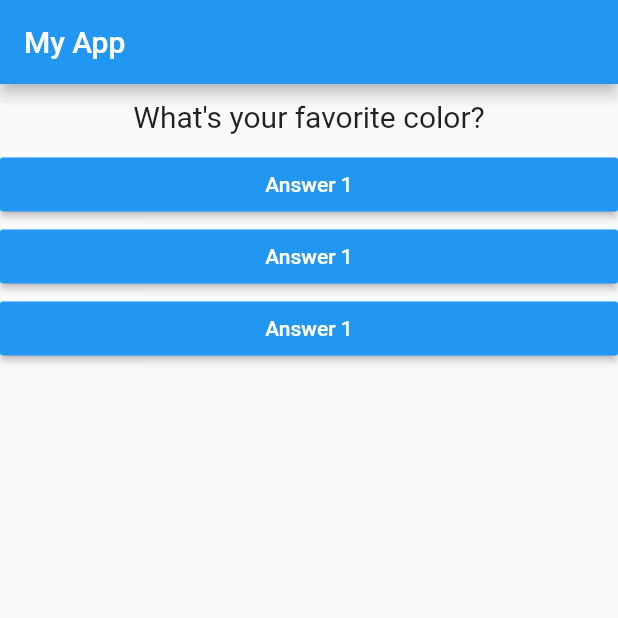
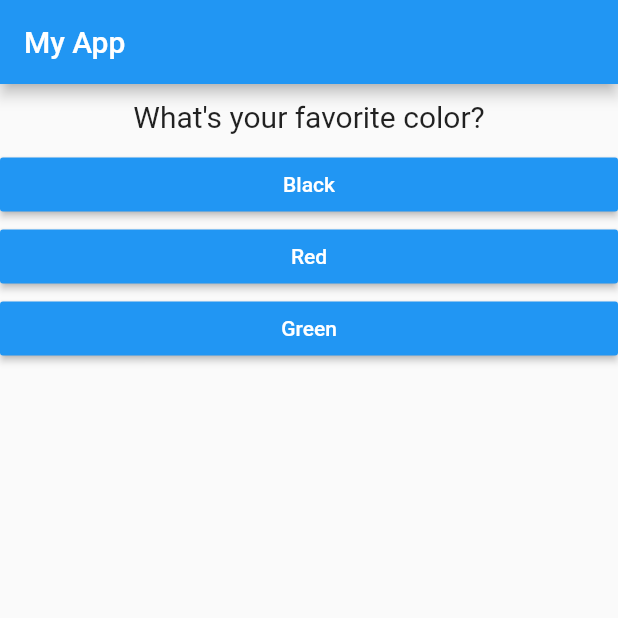
Before and after one commit to thiagocarnaes/flutter_app, a Flutter app: the screen it shows after launch, on a phone screen of 412 x 824 dp, the top half of it. Run offline on Flutter 3.47's test engine with Material 2 defaults, Android fonts, the phone set to English and light mode, and no system bars.

Commit message:
mapping lists to wdigets

```diff
--- a/lib/answer.dart
+++ b/lib/answer.dart
@@ -12,7 +12,7 @@ class Answer extends StatelessWidget {
       child: RaisedButton(
         color: Colors.blue,
         textColor: Colors.white,
-        child: Text('Answer 1'),
+        child: Text(this.answerText),
         onPressed: selectHandler,
       ),
     );
```
